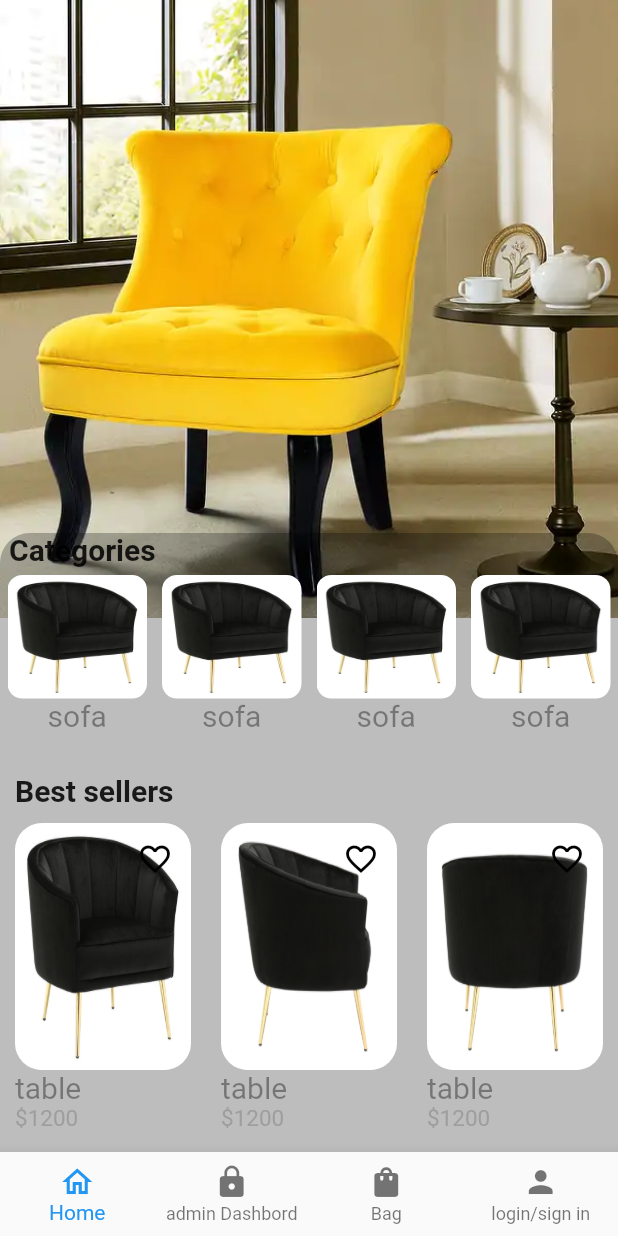
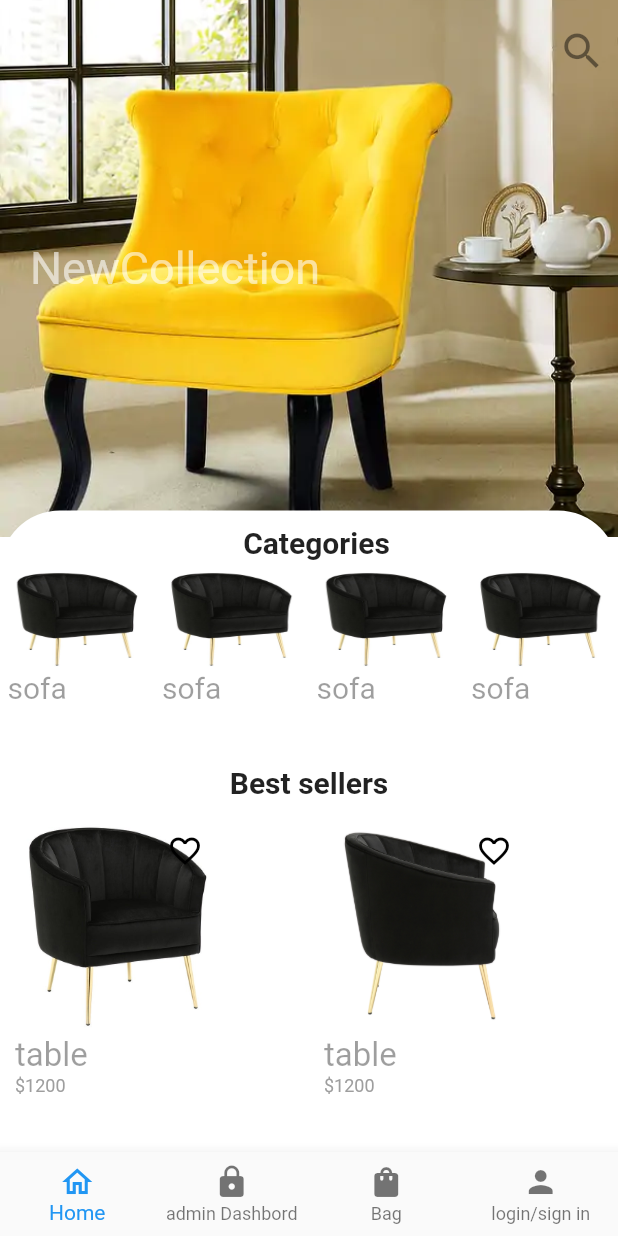
Before and after one commit to ghassenWalha/flutter-ecommerce-project, a Flutter app: the screen it shows after launch, on a phone screen of 412 x 824 dp. Run offline on Flutter 3.47's test engine with Material 2 defaults, Android fonts, the phone set to English and light mode, and no system bars; our stand-ins replace font_awesome_flutter, image_picker.

Commit message:
navigation  of edit_product

```diff
--- a/lib/main.dart
+++ b/lib/main.dart
@@ -1,14 +1,11 @@
 import 'package:flutter/material.dart';
-import 'package:flutter_ecommerce_project/models/product.dart';
+
 import 'package:flutter_ecommerce_project/views/widgets/category_filter.dart';
 
 import './views/screens/my_home_page.dart';
 
 import './views/screens/product_details_screen.dart';
 
-import './views/screens/bag_screen.dart';
-
-import 'package:flutter_ecommerce_project/views/screens/admin_screen.dart';
 import './views/screens/edit_product.dart';
 
 void main() {
@@ -20,12 +17,18 @@ class MyApp extends StatelessWidget {
 
   @override
   Widget build(BuildContext context) {
-    return MaterialApp(title: 'Flutter Demo', initialRoute: '/', routes: {
-      // When navigating to the "/" route, build the FirstScreen widget.
-      '/': (context) => MyHomePage(),
-      // When navigating to the "/second" route, build the SecondScreen widget.
-      '/product_details_screen': (context) => ProductPage(),
-      '/category_filter': (context) => CategoryFilter()
-    });
+    return MaterialApp(
+      title: 'Flutter Demo',
+      initialRoute: '/',
+      routes: {
+        // When navigating to the "/" route, build the FirstScreen widget.
+        '/': (context) => MyHomePage(),
+        '/edt': (context) => EditProduct(),
+        // When navigating to the "/second" route, build the SecondScreen widget.
+        '/product_details_screen': (context) => ProductPage(),
+        '/category_filter': (context) => CategoryFilter(),
+      },
+      debugShowCheckedModeBanner: false,
+    );
   }
 }
--- a/lib/views/screens/home_screen.dart
+++ b/lib/views/screens/home_screen.dart
@@ -2,7 +2,6 @@ import 'package:flutter/material.dart';
 import 'package:flutter_ecommerce_project/models/category.dart';
 import 'package:flutter_ecommerce_project/models/product.dart';
 import 'package:flutter_ecommerce_project/views/widgets/Home.dart';
-import 'package:flutter_ecommerce_project/views/widgets/category_filter.dart';
 import 'package:flutter_ecommerce_project/views/widgets/titled_category_list.dart';
 import 'package:flutter_ecommerce_project/views/widgets/titled_product_list.dart';
 
@@ -14,12 +13,12 @@ class HomeScreen extends StatefulWidget {
 class _HomeScreenState extends State<HomeScreen> {
   Widget build(BuildContext context) {
     return Stack(children: [
-      Home(),
+      Home(title: "NewCollection", imgurl: "assets/images/5.jpg"),
       Align(
         alignment: Alignment(0, 2),
         child: Container(
             decoration: BoxDecoration(
-                color: Colors.black26, borderRadius: BorderRadius.circular(20)),
+                color: Colors.white, borderRadius: BorderRadius.circular(40)),
             child: SingleChildScrollView(
               child: Column(children: <Widget>[
                 TitledCategoryList(title: "Categories", categoryList: [
--- a/lib/views/screens/my_home_page.dart
+++ b/lib/views/screens/my_home_page.dart
@@ -1,17 +1,9 @@
 import 'package:flutter/material.dart';
 import 'package:flutter_ecommerce_project/views/screens/admin_screen.dart';
 import 'package:flutter_ecommerce_project/views/screens/bag_screen.dart';
+import 'package:flutter_ecommerce_project/views/screens/edit_product.dart';
+
 import 'package:flutter_ecommerce_project/views/screens/home_screen.dart';
-import 'package:flutter_ecommerce_project/models/category.dart';
-import 'package:flutter_ecommerce_project/models/product.dart';
-import 'package:flutter_ecommerce_project/views/widgets/Category_Item.dart';
-import 'package:flutter_ecommerce_project/views/widgets/Category_List.dart';
-import 'package:flutter_ecommerce_project/views/widgets/Home.dart';
-import 'package:flutter_ecommerce_project/views/widgets/Product_View.dart';
-import 'package:flutter_ecommerce_project/views/widgets/filters.dart';
-import 'package:flutter_ecommerce_project/views/widgets/product_list.dart';
-import 'package:flutter_ecommerce_project/views/widgets/titled_category_list.dart';
-import 'package:flutter_ecommerce_project/views/widgets/titled_product_list.dart';
 
 class MyHomePage extends StatefulWidget {
   MyHomePage({Key key, this.title}) : super(key: key);
@@ -47,7 +39,7 @@ class _MyHomePageState extends State<MyHomePage> {
     Center(
       child: BagScreen(),
     ),
-    Center(child: Home())
+    Center(child: EditProduct())
   ];
   @override
   Widget build(BuildContext context) {
--- a/lib/views/widgets/Category_Item.dart
+++ b/lib/views/widgets/Category_Item.dart
@@ -19,32 +19,25 @@ class CategoryItem extends StatelessWidget {
         },
         child: Container(
             width: MediaQuery.of(context).size.width / 4,
-            height: MediaQuery.of(context).size.height / 5,
+            height: MediaQuery.of(context).size.height / 6,
             padding: EdgeInsets.all(5),
-            child: Hero(
-                tag: category.id,
             child: Column(
               crossAxisAlignment: CrossAxisAlignment.start,
               children: <Widget>[
                 Container(
                   width: MediaQuery.of(context).size.width / 4,
-                      height: MediaQuery.of(context).size.width / 5,
+                  height: MediaQuery.of(context).size.width / 6,
                   decoration: BoxDecoration(
                       image: DecorationImage(
                           image: AssetImage(category.imageUrl),
                           fit: BoxFit.fill),
-                          borderRadius:
-                              BorderRadius.all(Radius.circular(10.0))),
+                      borderRadius: BorderRadius.all(Radius.circular(10.0))),
                 ),
-                    Container(
-                        child: Align(
-                            alignment: Alignment.center,
-                            child: Text(
+                Text(
                   category.name,
-                              style: TextStyle(
-                                  fontSize: 20, color: Colors.black38),
-                            )))
+                  style: TextStyle(fontSize: 20, color: Colors.black38),
+                )
               ],
-                ))));
+            )));
   }
 }
--- a/lib/views/widgets/Home.dart
+++ b/lib/views/widgets/Home.dart
@@ -1,13 +1,42 @@
 import 'package:flutter/material.dart';
+import 'package:flutter_ecommerce_project/views/widgets/search_item.dart';
 
 class Home extends StatelessWidget {
+  final String title;
+  final String imgurl;
+
+  Home({this.title, this.imgurl});
+
   @override
   Widget build(BuildContext context) {
     return Container(
       width: MediaQuery.of(context).size.width,
-      height: MediaQuery.of(context).size.height / 2,
+      height: MediaQuery.of(context).size.height / 2.3,
+      child: Stack(children: [
+        Padding(
+            padding: EdgeInsets.only(top: 10),
+            child: Align(
+                alignment: Alignment.topRight,
+                child: IconButton(
+                  color: Colors.black45,
+                  iconSize: MediaQuery.of(context).size.width / 13,
+                  onPressed: () {
+                    showSearch(context: context, delegate: SearchItem());
+                  },
+                  icon: Icon(Icons.search),
+                ))),
+        Padding(
+            padding: EdgeInsets.only(left: 20),
+            child: Align(
+                alignment: Alignment.centerLeft,
+                child: Text(
+                  title,
+                  style: TextStyle(fontSize: 30, color: Colors.white60),
+                )))
+      ]),
       decoration: BoxDecoration(
-          image: DecorationImage(image: AssetImage("assets/images/5.jpg"))),
+          image:
+              DecorationImage(image: AssetImage(imgurl), fit: BoxFit.fitWidth)),
     );
   }
 }
--- a/lib/views/widgets/Product_View.dart
+++ b/lib/views/widgets/Product_View.dart
@@ -34,21 +34,19 @@ class _ProductViewState extends State<ProductView> {
       },
       child: Container(
         width: MediaQuery.of(context).size.width / 3,
-          height: (MediaQuery.of(context).size.height / 4) * 1.3,
+        height: (MediaQuery.of(context).size.height / 4) * 1.2,
         padding: EdgeInsets.all(10),
-          child: Hero(
-            tag: this.widget.product.id,
-            child:
-                Column(crossAxisAlignment: CrossAxisAlignment.start, children: [
+        /*child: Hero(
+            tag: this.widget.product.id,*/
+        child: Column(crossAxisAlignment: CrossAxisAlignment.start, children: [
           Container(
             width: MediaQuery.of(context).size.width / 3,
-                height: MediaQuery.of(context).size.width / 2.5,
+            height: MediaQuery.of(context).size.width / 2.8,
             child: Container(
               child: Align(
-                      alignment: Alignment.topRight,
-                      child: FavoriteButton(isFav)),
+                  alignment: Alignment.topRight, child: FavoriteButton(isFav)),
               width: MediaQuery.of(context).size.width / 2,
-                  height: MediaQuery.of(context).size.width / 6,
+              height: MediaQuery.of(context).size.width / 2,
               decoration: BoxDecoration(
                 borderRadius: BorderRadius.circular(18),
                 image: DecorationImage(
@@ -62,14 +60,14 @@ class _ProductViewState extends State<ProductView> {
           ),
           Text(
             this.widget.product.name,
-                style: TextStyle(fontSize: 20, color: Colors.black38),
+            style: TextStyle(fontSize: 22, color: Colors.black38),
           ),
           Text(
             "\$${this.widget.product.price} ",
-                style: TextStyle(color: Colors.grey, fontSize: 15),
+            style: TextStyle(color: Colors.grey, fontSize: 12),
           ),
         ]),
       ),
-        ));
+    );
   }
 }
--- a/lib/views/widgets/admin_panel.dart
+++ b/lib/views/widgets/admin_panel.dart
@@ -28,9 +28,9 @@ class AdminPanelState extends State<AdminPanel> {
       color: Colors.grey[50],
       child: Column(children: [
         SizedBox(
-          height: MediaQuery.of(context).size.height * 0.8,
+          height: MediaQuery.of(context).size.height * 0.785,
           child: ListView.builder(
-              itemCount: list.length,
+              itemCount: 1,
               itemBuilder: (context, i) {
                 return ProductItemAdmin(
                   name: list[i]['name'],
--- a/lib/views/widgets/bag_list.dart
+++ b/lib/views/widgets/bag_list.dart
@@ -43,7 +43,7 @@ class BagListState extends State<BagList> {
       color: Colors.grey[50],
       child: Column(children: [
         SizedBox(
-          height: MediaQuery.of(context).size.height * 0.73,
+          height: MediaQuery.of(context).size.height * 0.725,
           child: ListView.builder(
               itemCount: list.length,
               itemBuilder: (context, i) {
--- a/lib/views/widgets/category_filter.dart
+++ b/lib/views/widgets/category_filter.dart
@@ -1,12 +1,10 @@
 import 'package:flutter/material.dart';
 import 'package:flutter_ecommerce_project/models/product.dart';
 import 'package:flutter_ecommerce_project/views/widgets/product_grid_view.dart';
-
-import 'custom_action_bar.dart';
 import 'filters.dart';
 
 class CategoryFilter extends StatelessWidget {
-  List<String> filters = ["price", "date", "likes"];
+  final List<String> filters = ["price", "date", "likes"];
 
   @override
   Widget build(BuildContext context) {
--- a/lib/views/widgets/custom_action_bar.dart
+++ b/lib/views/widgets/custom_action_bar.dart
@@ -16,7 +16,7 @@ class CustomActionBar extends StatelessWidget {
   @override
   Widget build(BuildContext context) {
     bool _hasBackArrow = hasBackArrrow ?? false;
-    bool _hasTitle = hasTitle ?? true;
+    //bool _hasTitle = hasTitle ?? true;
     bool _hasBackground = hasBackground ?? true;
     bool _hasFavoriteIcon = hasFavoriteIcon ?? true;
     return Container(
--- a/lib/views/widgets/product_grid_view.dart
+++ b/lib/views/widgets/product_grid_view.dart
@@ -18,7 +18,8 @@ class ProductGridView extends StatelessWidget {
     return Container(
         height: MediaQuery.of(context).size.height,
         width: MediaQuery.of(context).size.width,
-        child: StaggeredGridView.countBuilder(
+        child: Center(
+            child: StaggeredGridView.countBuilder(
           crossAxisCount: 4,
           itemCount: productList.length,
           itemBuilder: (BuildContext context, int index) =>
@@ -27,6 +28,6 @@ class ProductGridView extends StatelessWidget {
           mainAxisSpacing: 5,
           crossAxisSpacing: 5,
           padding: EdgeInsets.all(5),
-        ));
+        )));
   }
 }
--- a/lib/views/widgets/product_item_admin.dart
+++ b/lib/views/widgets/product_item_admin.dart
@@ -90,7 +90,11 @@ class ProductItemAdminState extends State<ProductItemAdmin> {
           width: MediaQuery.of(context).size.width * 0.28,
           child: Row(
             children: [
-              IconButton(icon: Icon(Icons.edit), onPressed: null),
+              IconButton(
+                  icon: Icon(Icons.edit),
+                  onPressed: () {
+                    Navigator.pushNamed(context, "/edt");
+                  }),
               //Delete Icon
               IconButton(
                 icon: Icon(
--- a/lib/views/widgets/product_list.dart
+++ b/lib/views/widgets/product_list.dart
@@ -28,7 +28,7 @@ class ProductList extends StatelessWidget {
         height: (MediaQuery.of(context).size.height / 4) * 1.3,
         child: ListView(
           scrollDirection: Axis.horizontal,
-          itemExtent: MediaQuery.of(context).size.width / 3,
+          itemExtent: MediaQuery.of(context).size.width / 2,
           children: this.widgetsList,
         ));
   }
--- a/lib/views/widgets/search_item.dart
+++ b/lib/views/widgets/search_item.dart
@@ -1,7 +1,6 @@
 import 'package:flutter/material.dart';
 import 'package:flutter_ecommerce_project/fixtures/fixture.dart';
 //import 'package:flutter_ecommerce_project/views/widgets/admin_panel.dart';
-import 'package:flutter_ecommerce_project/views/widgets/product_item_admin.dart';
 
 class SearchItem extends SearchDelegate<Widget> {
   List<String> namelist = List<String>();
--- a/lib/views/widgets/titled_category_list.dart
+++ b/lib/views/widgets/titled_category_list.dart
@@ -14,12 +14,12 @@ class TitledCategoryList extends StatelessWidget {
   @override
   Widget build(BuildContext context) {
     return Column(
-      mainAxisAlignment: MainAxisAlignment.start,
-      crossAxisAlignment: CrossAxisAlignment.start,
+      mainAxisAlignment: MainAxisAlignment.center,
+      crossAxisAlignment: CrossAxisAlignment.center,
       mainAxisSize: MainAxisSize.max,
       children: <Widget>[
         Padding(
-            padding: EdgeInsets.symmetric(horizontal: 6.0),
+            padding: EdgeInsets.only(top: 10.0, left: 10),
             child: Text(
               title,
               style: TextStyle(fontSize: 20, fontWeight: FontWeight.bold),
--- a/lib/views/widgets/titled_product_list.dart
+++ b/lib/views/widgets/titled_product_list.dart
@@ -15,7 +15,7 @@ class TitledProductList extends StatelessWidget {
   Widget build(BuildContext context) {
     return Column(
       mainAxisAlignment: MainAxisAlignment.start,
-      crossAxisAlignment: CrossAxisAlignment.start,
+      crossAxisAlignment: CrossAxisAlignment.center,
       mainAxisSize: MainAxisSize.max,
       children: <Widget>[
         Padding(
```
Also changed, not shown: lib/views/screens/edit_product.dart (+12 -3 lines), lib/views/widgets/customized_button.dart (+6 -2 lines). Lines whose indentation alone changed are shown as unchanged.
